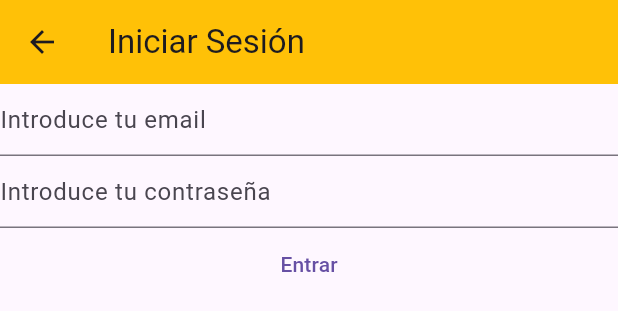
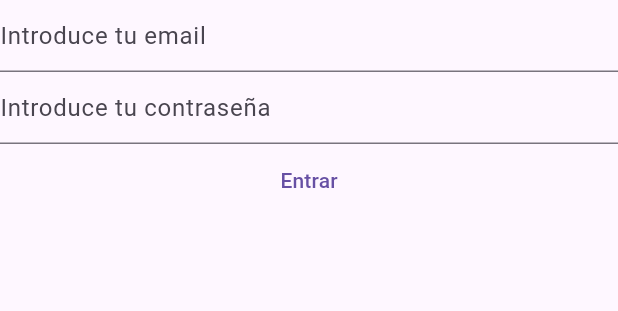
Before and after one commit to peteragurto/flutter-basic-notes, a Flutter app: the LoginView widget shown alone on an empty page, opened directly, on a phone screen of 412 x 824 dp. Shown: the top 311 px of the screen. Run offline on Flutter 3.47's test engine with Material 3 defaults, Android fonts, the phone set to English and light mode, and no system bars; our stand-ins replace firebase_auth, firebase_core; accounts and stored records are empty.

Commit message:
Cambios en los widgets

```diff
--- a/lib/views/login_view.dart
+++ b/lib/views/login_view.dart
@@ -1,7 +1,5 @@
 import 'package:flutter/material.dart';
 import 'package:firebase_auth/firebase_auth.dart';
-import 'package:firebase_core/firebase_core.dart';
-import 'package:intro_flutter/firebase_options.dart';
 
 //Widget Home
 class LoginView extends StatefulWidget {
@@ -31,18 +29,6 @@ class _LoginViewState extends State<LoginView> {
 
   @override
   Widget build(BuildContext context) {
-    return Scaffold(
-      appBar: AppBar(
-        backgroundColor: Colors.amber,
-        title: const Text("Iniciar Sesión"),
-      ),
-      body: FutureBuilder(
-        future: Firebase.initializeApp(
-          options: DefaultFirebaseOptions.currentPlatform,
-        ),
-        builder: (context, snapshot) {
-          switch (snapshot.connectionState) {
-            case ConnectionState.done:
     return Column(
       children: [
         TextField(
@@ -59,8 +45,8 @@ class _LoginViewState extends State<LoginView> {
           obscureText: true,
           enableSuggestions: false,
           autocorrect: false,
-                    decoration: const InputDecoration(
-                        hintText: "Introduce tu contraseña"),
+          decoration:
+              const InputDecoration(hintText: "Introduce tu contraseña"),
         ),
         TextButton(
           onPressed: () async {
@@ -68,8 +54,7 @@ class _LoginViewState extends State<LoginView> {
             final password = _password.text;
             try {
               final userCredential = await FirebaseAuth.instance
-                            .signInWithEmailAndPassword(
-                                email: email, password: password);
+                  .signInWithEmailAndPassword(email: email, password: password);
 
               print(userCredential);
             } on FirebaseAuthException catch (e) {
@@ -84,11 +69,5 @@ class _LoginViewState extends State<LoginView> {
         ),
       ],
     );
-            default:
-              return const Text("Cargando");
-          }
-        },
-      ),
-    );
   }
 }
```
Also changed, not shown: lib/main.dart (+3 -13 lines), lib/views/register_view.dart (+2 -22 lines). Lines whose indentation alone changed are shown as unchanged.
